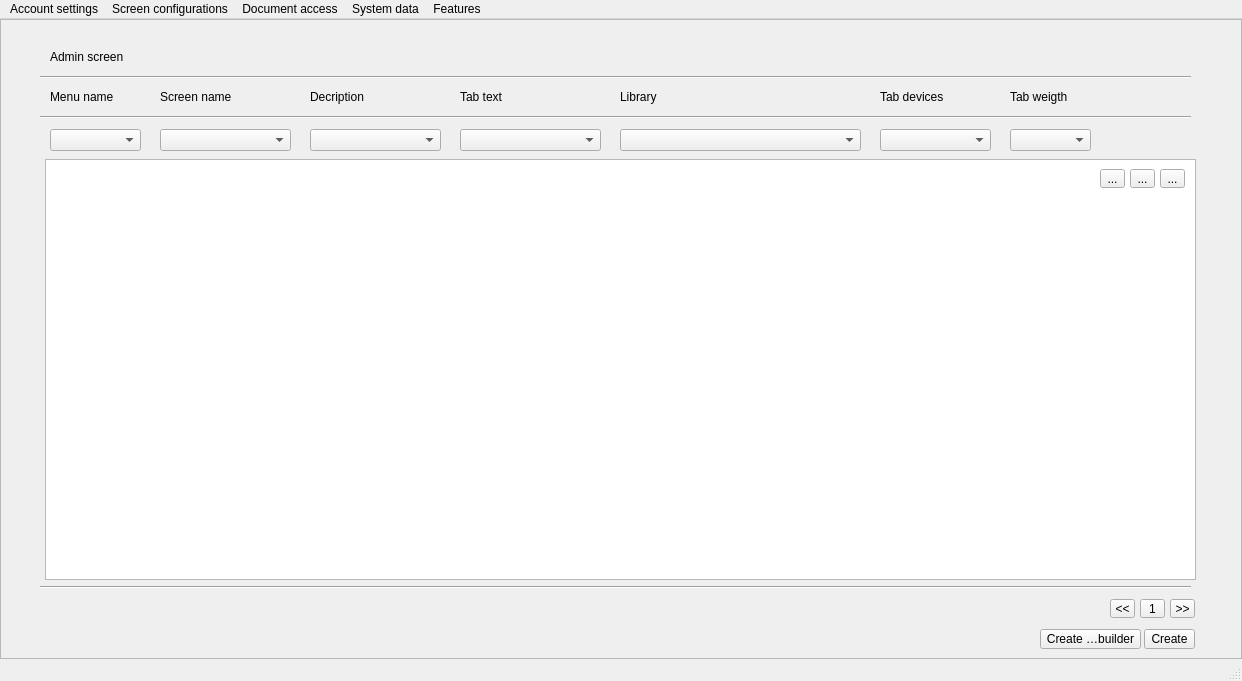
Rork96/QtProjects, file Builder/Builder/mainwindow.ui: the form before one commit.
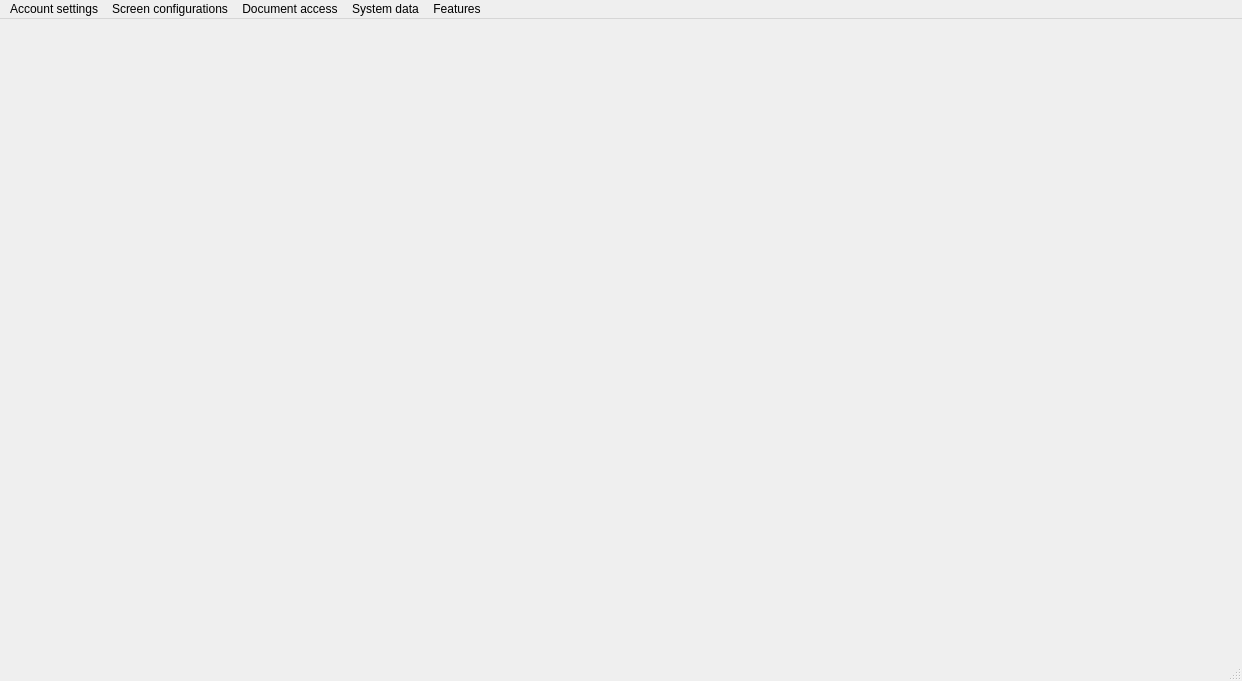
The form after the commit. Icons and pictures are not drawn.

What changed in the file:
```diff
--- a/Builder/Builder/mainwindow.ui
+++ b/Builder/Builder/mainwindow.ui
@@ -30,343 +30,6 @@
     <property name="spacing">
      <number>0</number>
     </property>
-    <item row="0" column="0">
-     <widget class="QFrame" name="frame">
-      <property name="frameShape">
-       <enum>QFrame::StyledPanel</enum>
-      </property>
-      <property name="frameShadow">
-       <enum>QFrame::Raised</enum>
-      </property>
-      <widget class="QLabel" name="label">
-       <property name="geometry">
-        <rect>
-         <x>50</x>
-         <y>30</y>
-         <width>821</width>
-         <height>16</height>
-        </rect>
-       </property>
-       <property name="text">
-        <string>Admin screen</string>
-       </property>
-      </widget>
-      <widget class="QLabel" name="label_2">
-       <property name="geometry">
-        <rect>
-         <x>50</x>
-         <y>70</y>
-         <width>71</width>
-         <height>16</height>
-        </rect>
-       </property>
-       <property name="text">
-        <string>Menu name</string>
-       </property>
-      </widget>
-      <widget class="QColumnView" name="columnView">
-       <property name="geometry">
-        <rect>
-         <x>45</x>
-         <y>140</y>
-         <width>1151</width>
-         <height>421</height>
-        </rect>
-       </property>
-      </widget>
-      <widget class="QComboBox" name="comboBox">
-       <property name="geometry">
-        <rect>
-         <x>50</x>
-         <y>110</y>
-         <width>91</width>
-         <height>22</height>
-        </rect>
-       </property>
-      </widget>
-      <widget class="QLabel" name="label_3">
-       <property name="geometry">
-        <rect>
-         <x>160</x>
-         <y>70</y>
-         <width>91</width>
-         <height>16</height>
-        </rect>
-       </property>
-       <property name="text">
-        <string>Screen name</string>
-       </property>
-      </widget>
-      <widget class="QComboBox" name="comboBox_2">
-       <property name="geometry">
-        <rect>
-         <x>160</x>
-         <y>110</y>
-         <width>131</width>
-         <height>22</height>
-        </rect>
-       </property>
-      </widget>
-      <widget class="QLabel" name="label_4">
-       <property name="geometry">
-        <rect>
-         <x>310</x>
-         <y>70</y>
-         <width>71</width>
-         <height>16</height>
-        </rect>
-       </property>
-       <property name="text">
-        <string>Decription</string>
-       </property>
-      </widget>
-      <widget class="QComboBox" name="comboBox_3">
-       <property name="geometry">
-        <rect>
-         <x>310</x>
-         <y>110</y>
-         <width>131</width>
-         <height>22</height>
-        </rect>
-       </property>
-      </widget>
-      <widget class="QLabel" name="label_5">
-       <property name="geometry">
-        <rect>
-         <x>460</x>
-         <y>70</y>
-         <width>71</width>
-         <height>16</height>
-        </rect>
-       </property>
-       <property name="text">
-        <string>Tab text</string>
-       </property>
-      </widget>
-      <widget class="QComboBox" name="comboBox_4">
-       <property name="geometry">
-        <rect>
-         <x>460</x>
-         <y>110</y>
-         <width>141</width>
-         <height>22</height>
-        </rect>
-       </property>
-      </widget>
-      <widget class="QLabel" name="label_6">
-       <property name="geometry">
-        <rect>
-         <x>620</x>
-         <y>70</y>
-         <width>71</width>
-         <height>16</height>
-        </rect>
-       </property>
-       <property name="text">
-        <string>Library</string>
-       </property>
-      </widget>
-      <widget class="QComboBox" name="comboBox_5">
-       <property name="geometry">
-        <rect>
-         <x>620</x>
-         <y>110</y>
-         <width>241</width>
-         <height>22</height>
-        </rect>
-       </property>
-      </widget>
-      <widget class="QLabel" name="label_7">
-       <property name="geometry">
-        <rect>
-         <x>880</x>
-         <y>70</y>
-         <width>71</width>
-         <height>16</height>
-        </rect>
-       </property>
-       <property name="text">
-        <string>Tab devices</string>
-       </property>
-      </widget>
-      <widget class="QComboBox" name="comboBox_6">
-       <property name="geometry">
-        <rect>
-         <x>880</x>
-         <y>110</y>
-         <width>111</width>
-         <height>22</height>
-        </rect>
-       </property>
-      </widget>
-      <widget class="QLabel" name="label_8">
-       <property name="geometry">
-        <rect>
-         <x>1010</x>
-         <y>70</y>
-         <width>71</width>
-         <height>16</height>
-        </rect>
-       </property>
-       <property name="text">
-        <string>Tab weigth</string>
-       </property>
-      </widget>
-      <widget class="QComboBox" name="comboBox_7">
-       <property name="geometry">
-        <rect>
-         <x>1010</x>
-         <y>110</y>
-         <width>81</width>
-         <height>22</height>
-        </rect>
-       </property>
-      </widget>
-      <widget class="QToolButton" name="toolButton">
-       <property name="geometry">
-        <rect>
-         <x>1100</x>
-         <y>150</y>
-         <width>25</width>
-         <height>19</height>
-        </rect>
-       </property>
-       <property name="text">
-        <string>...</string>
-       </property>
-      </widget>
-      <widget class="QToolButton" name="toolButton_2">
-       <property name="geometry">
-        <rect>
-         <x>1130</x>
-         <y>150</y>
-         <width>25</width>
-         <height>19</height>
-        </rect>
-       </property>
-       <property name="text">
-        <string>...</string>
-       </property>
-      </widget>
-      <widget class="QToolButton" name="toolButton_3">
-       <property name="geometry">
-        <rect>
-         <x>1160</x>
-         <y>150</y>
-         <width>25</width>
-         <height>19</height>
-        </rect>
-       </property>
-       <property name="text">
-        <string>...</string>
-       </property>
-      </widget>
-      <widget class="QToolButton" name="toolButton_4">
-       <property name="geometry">
-        <rect>
-         <x>1110</x>
-         <y>580</y>
-         <width>25</width>
-         <height>19</height>
-        </rect>
-       </property>
-       <property name="text">
-        <string>&lt;&lt;</string>
-       </property>
-      </widget>
-      <widget class="QToolButton" name="toolButton_5">
-       <property name="geometry">
-        <rect>
-         <x>1140</x>
-         <y>580</y>
-         <width>25</width>
-         <height>19</height>
-        </rect>
-       </property>
-       <property name="text">
-        <string>1</string>
-       </property>
-      </widget>
-      <widget class="QToolButton" name="toolButton_6">
-       <property name="geometry">
-        <rect>
-         <x>1170</x>
-         <y>580</y>
-         <width>25</width>
-         <height>19</height>
-        </rect>
-       </property>
-       <property name="text">
-        <string>&gt;&gt;</string>
-       </property>
-      </widget>
-      <widget class="QToolButton" name="toolButton_7">
-       <property name="geometry">
-        <rect>
-         <x>1040</x>
-         <y>610</y>
-         <width>101</width>
-         <height>20</height>
-        </rect>
-       </property>
-       <property name="text">
-        <string>Create with builder</string>
-       </property>
-      </widget>
-      <widget class="QToolButton" name="toolButton_8">
-       <property name="geometry">
-        <rect>
-         <x>1144</x>
-         <y>610</y>
-         <width>51</width>
-         <height>20</height>
-        </rect>
-       </property>
-       <property name="text">
-        <string>Create</string>
-       </property>
-      </widget>
-      <widget class="Line" name="line_2">
-       <property name="geometry">
-        <rect>
-         <x>40</x>
-         <y>90</y>
-         <width>1151</width>
-         <height>16</height>
-        </rect>
-       </property>
-       <property name="orientation">
-        <enum>Qt::Horizontal</enum>
-       </property>
-      </widget>
-      <widget class="Line" name="line_3">
-       <property name="geometry">
-        <rect>
-         <x>40</x>
-         <y>560</y>
-         <width>1151</width>
-         <height>16</height>
-        </rect>
-       </property>
-       <property name="orientation">
-        <enum>Qt::Horizontal</enum>
-       </property>
-      </widget>
-      <widget class="Line" name="line_4">
-       <property name="geometry">
-        <rect>
-         <x>40</x>
-         <y>50</y>
-         <width>1151</width>
-         <height>16</height>
-        </rect>
-       </property>
-       <property name="orientation">
-        <enum>Qt::Horizontal</enum>
-       </property>
-      </widget>
-     </widget>
-    </item>
    </layout>
   </widget>
   <widget class="QStatusBar" name="statusBar">
```
Left out of the diff: 196 changed lines with no effect on the pictures.
